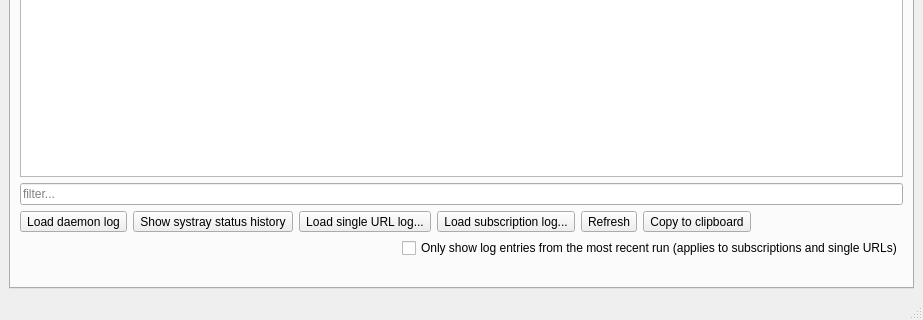
Qt form src/hydownloader-systray/mainwindow.ui (thatfuckingbird/hydownloader-systray) before a commit; both pictures show x 0 to 923 and y 279 to 599 of the 923 by 599 pixel window.
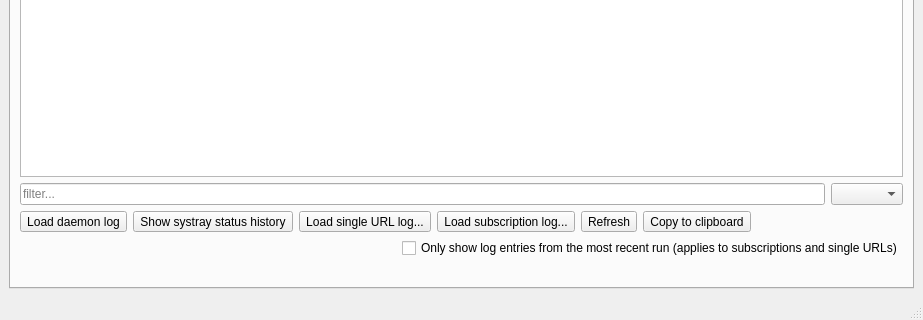
The same form after that commit. The open tabs and pages were chosen to show the change.

Commit message: implement filter column selector

Patch:
```diff
--- a/src/hydownloader-systray/mainwindow.ui
+++ b/src/hydownloader-systray/mainwindow.ui
@@ -489,6 +489,8 @@
          </widget>
         </item>
         <item>
+         <layout class="QHBoxLayout" name="horizontalLayout_8">
+          <item>
          <widget class="QLineEdit" name="logFilterLineEdit">
           <property name="placeholderText">
            <string>filter...</string>
@@ -497,6 +499,11 @@
            <bool>true</bool>
           </property>
          </widget>
+          </item>
+          <item>
+           <widget class="QComboBox" name="logFilterColumnComboBox"/>
+          </item>
+         </layout>
         </item>
         <item>
          <layout class="QHBoxLayout" name="horizontalLayout_4">
```
Left out of the diff: 21 changed lines with no effect on the pictures. Lines whose indentation alone changed are shown as unchanged. The commit also changes 2 other files.
